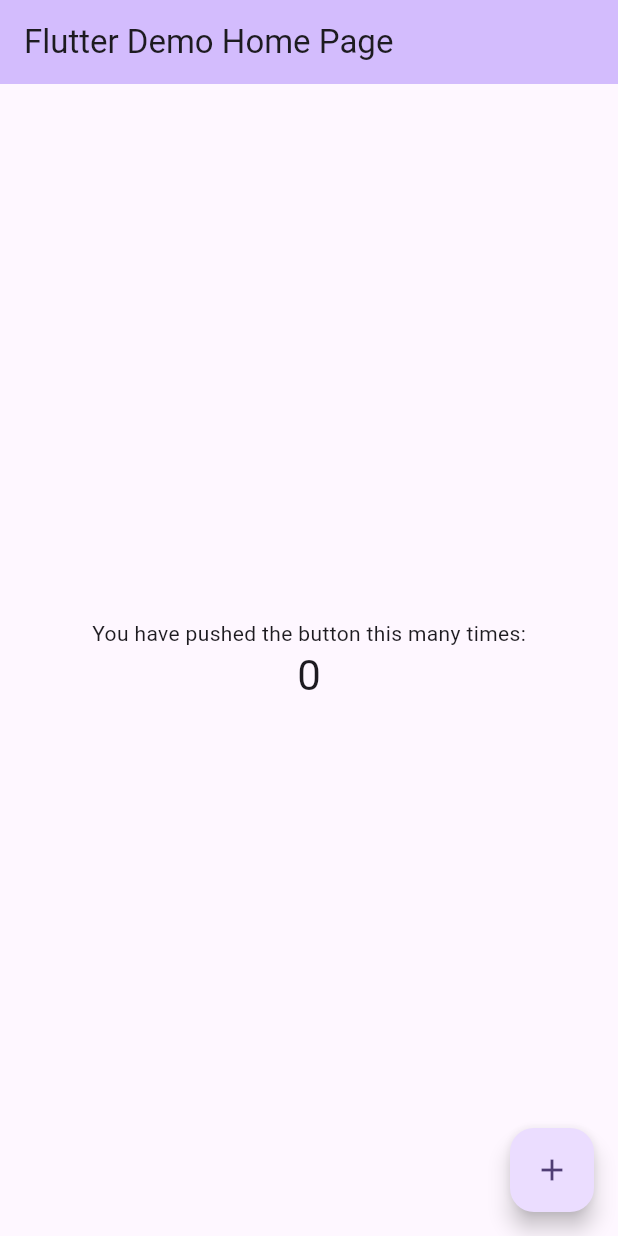
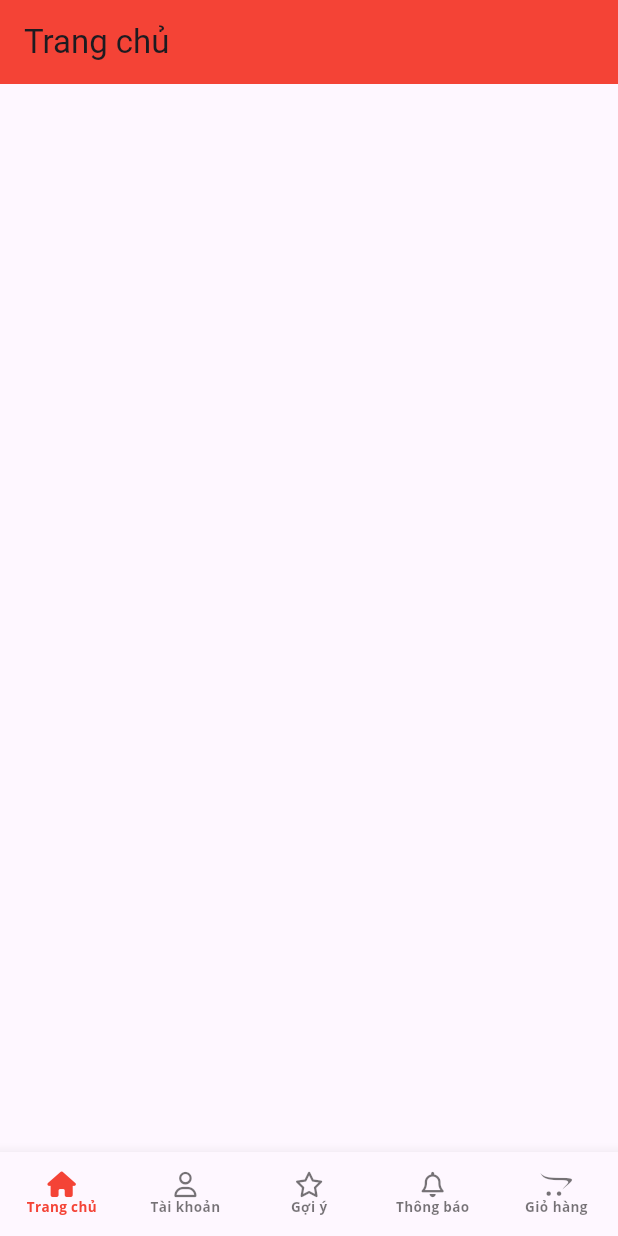
Before and after one commit to thancode99382/flutterbookapplication, a Flutter app: the screen it shows after launch, on a phone screen of 412 x 824 dp. Run offline on Flutter 3.47's test engine with Material 3 defaults, Android fonts, the phone set to English and light mode, and no system bars; our stand-ins replace firebase_core, font_awesome_flutter, google_fonts; accounts and stored records are empty.

Commit message:
feat: build mainlayout-ui for app [TASK-006]

```diff
--- a/lib/main.dart
+++ b/lib/main.dart
@@ -1,3 +1,4 @@
+import 'package:doanflutterfahasa/pages/mainlayout.dart';
 import 'package:flutter/material.dart';
 import 'package:firebase_core/firebase_core.dart';
 Future<void> main () async {
@@ -14,114 +15,13 @@ class MyApp extends StatelessWidget {
   Widget build(BuildContext context) {
     return MaterialApp(
       title: 'Flutter Demo',
+      debugShowCheckedModeBanner: false,
       theme: ThemeData(
-        // This is the theme of your application.
-        //
-        // TRY THIS: Try running your application with "flutter run". You'll see
-        // the application has a purple toolbar. Then, without quitting the app,
-        // try changing the seedColor in the colorScheme below to Colors.green
-        // and then invoke "hot reload" (save your changes or press the "hot
-        // reload" button in a Flutter-supported IDE, or press "r" if you used
-        // the command line to start the app).
-        //
-        // Notice that the counter didn't reset back to zero; the application
-        // state is not lost during the reload. To reset the state, use hot
-        // restart instead.
-        //
-        // This works for code too, not just values: Most code changes can be
-        // tested with just a hot reload.
+
         colorScheme: ColorScheme.fromSeed(seedColor: Colors.deepPurple),
         useMaterial3: true,
       ),
-      home: const MyHomePage(title: 'Flutter Demo Home Page'),
+      home: const MainLayout(),
     );
   }
 }
-
-class MyHomePage extends StatefulWidget {
-  const MyHomePage({super.key, required this.title});
-
-  // This widget is the home page of your application. It is stateful, meaning
-  // that it has a State object (defined below) that contains fields that affect
-  // how it looks.
-
-  // This class is the configuration for the state. It holds the values (in this
-  // case the title) provided by the parent (in this case the App widget) and
-  // used by the build method of the State. Fields in a Widget subclass are
-  // always marked "final".
-
-  final String title;
-
-  @override
-  State<MyHomePage> createState() => _MyHomePageState();
-}
-
-class _MyHomePageState extends State<MyHomePage> {
-  int _counter = 0;
-
-  void _incrementCounter() {
-    setState(() {
-      // This call to setState tells the Flutter framework that something has
-      // changed in this State, which causes it to rerun the build method below
-      // so that the display can reflect the updated values. If we changed
-      // _counter without calling setState(), then the build method would not be
-      // called again, and so nothing would appear to happen.
-      _counter++;
-    });
-  }
-
-  @override
-  Widget build(BuildContext context) {
-    // This method is rerun every time setState is called, for instance as done
-    // by the _incrementCounter method above.
-    //
-    // The Flutter framework has been optimized to make rerunning build methods
-    // fast, so that you can just rebuild anything that needs updating rather
-    // than having to individually change instances of widgets.
-    return Scaffold(
-      appBar: AppBar(
-        // TRY THIS: Try changing the color here to a specific color (to
-        // Colors.amber, perhaps?) and trigger a hot reload to see the AppBar
-        // change color while the other colors stay the same.
-        backgroundColor: Theme.of(context).colorScheme.inversePrimary,
-        // Here we take the value from the MyHomePage object that was created by
-        // the App.build method, and use it to set our appbar title.
-        title: Text(widget.title),
-      ),
-      body: Center(
-        // Center is a layout widget. It takes a single child and positions it
-        // in the middle of the parent.
-        child: Column(
-          // Column is also a layout widget. It takes a list of children and
-          // arranges them vertically. By default, it sizes itself to fit its
-          // children horizontally, and tries to be as tall as its parent.
-          //
-          // Column has various properties to control how it sizes itself and
-          // how it positions its children. Here we use mainAxisAlignment to
-          // center the children vertically; the main axis here is the vertical
-          // axis because Columns are vertical (the cross axis would be
-          // horizontal).
-          //
-          // TRY THIS: Invoke "debug painting" (choose the "Toggle Debug Paint"
-          // action in the IDE, or press "p" in the console), to see the
-          // wireframe for each widget.
-          mainAxisAlignment: MainAxisAlignment.center,
-          children: <Widget>[
-            const Text(
-              'You have pushed the button this many times:',
-            ),
-            Text(
-              '$_counter',
-              style: Theme.of(context).textTheme.headlineMedium,
-            ),
-          ],
-        ),
-      ),
-      floatingActionButton: FloatingActionButton(
-        onPressed: _incrementCounter,
-        tooltip: 'Increment',
-        child: const Icon(Icons.add),
-      ), // This trailing comma makes auto-formatting nicer for build methods.
-    );
-  }
-}
--- /dev/null
+++ b/lib/pages/app/home.dart
@@ -0,0 +1,16 @@
+import 'package:flutter/cupertino.dart';
+import 'package:flutter/material.dart';
+
+class Home extends StatelessWidget {
+  const Home({super.key});
+
+  @override
+  Widget build(BuildContext context) {
+    return Scaffold(
+      appBar: AppBar(
+        backgroundColor: Colors.red,
+        title: Text("Trang chủ"),
+      ),
+    );
+  }
+}
--- /dev/null
+++ b/lib/pages/mainlayout.dart
@@ -0,0 +1,79 @@
+import 'package:flutter/cupertino.dart';
+import 'package:flutter/material.dart';
+import 'package:google_fonts/google_fonts.dart';
+import 'package:font_awesome_flutter/font_awesome_flutter.dart';
+
+import 'app/cart.dart';
+import 'app/home.dart';
+import 'app/suggest.dart';
+import 'app/notification.dart';
+import 'auth/account.dart';
+class MainLayout extends StatefulWidget{
+
+  const MainLayout({super.key});
+
+  @override
+  State<MainLayout> createState() {
+    return _MainLayoutState();
+  }
+}
+
+class _MainLayoutState extends State<MainLayout>{
+
+
+  int _selectedIndex = 0;
+
+  // Danh sách các trang
+  static const List<Widget> _pages = <Widget>[
+    Home(),
+    Account(),
+    Suggest(),
+    Noti(),
+    Cart(),
+  ];
+
+  void _onItemTapped(int index) {
+    setState(() {
+      _selectedIndex = index;
+    });
+  }
+
+
+  @override
+  Widget build(BuildContext context) {
+    return Scaffold(
+      body: _pages.elementAt(_selectedIndex),
+
+      bottomNavigationBar: BottomNavigationBar(
+        type: BottomNavigationBarType.fixed,
+        selectedLabelStyle: GoogleFonts.openSans(
+          textStyle: const TextStyle(
+            fontSize: 9,
+            color: Colors.red,
+            fontWeight: FontWeight.w700
+          )
+        ),
+        selectedItemColor: Colors.red,
+        unselectedLabelStyle:  GoogleFonts.openSans(
+            textStyle: const TextStyle(
+                fontSize: 9,
+                fontWeight: FontWeight.w700
+            )
+        ),
+        currentIndex: _selectedIndex,
+        onTap: _onItemTapped,
+
+        items: const [
+          BottomNavigationBarItem(icon: FaIcon(FontAwesomeIcons.house, size: 17), label: 'Trang chủ'),
+          BottomNavigationBarItem(icon: FaIcon(FontAwesomeIcons.user, size: 17), label: 'Tài khoản'),
+          BottomNavigationBarItem(icon: FaIcon(FontAwesomeIcons.star, size: 17), label: 'Gợi ý'),
+          BottomNavigationBarItem(icon: FaIcon(FontAwesomeIcons.bell, size: 17), label: 'Thông báo'),
+          BottomNavigationBarItem(icon: FaIcon(FontAwesomeIcons.opencart, size: 17), label: 'Giỏ hàng'),
+        ],
+      ),
+    );
+  }
+
+
+
+}
--- a/pubspec.yaml
+++ b/pubspec.yaml
@@ -36,6 +36,8 @@ dependencies:
   # Use with the CupertinoIcons class for iOS style icons.
   cupertino_icons: ^1.0.8
   firebase_core: ^3.8.0
+  google_fonts: ^6.2.1
+  font_awesome_flutter: ^10.8.0
 
 dev_dependencies:
   flutter_test:
```
Also changed, not shown: lib/pages/app/cart.dart (added, +16 -0 lines), lib/pages/app/notification.dart (added, +16 -0 lines), lib/pages/app/suggest.dart (added, +16 -0 lines), lib/pages/auth/account.dart (added, +16 -0 lines), lib/pages/auth/login.dart (added), lib/pages/auth/register.dart (added), pubspec.lock, 1 other file.
